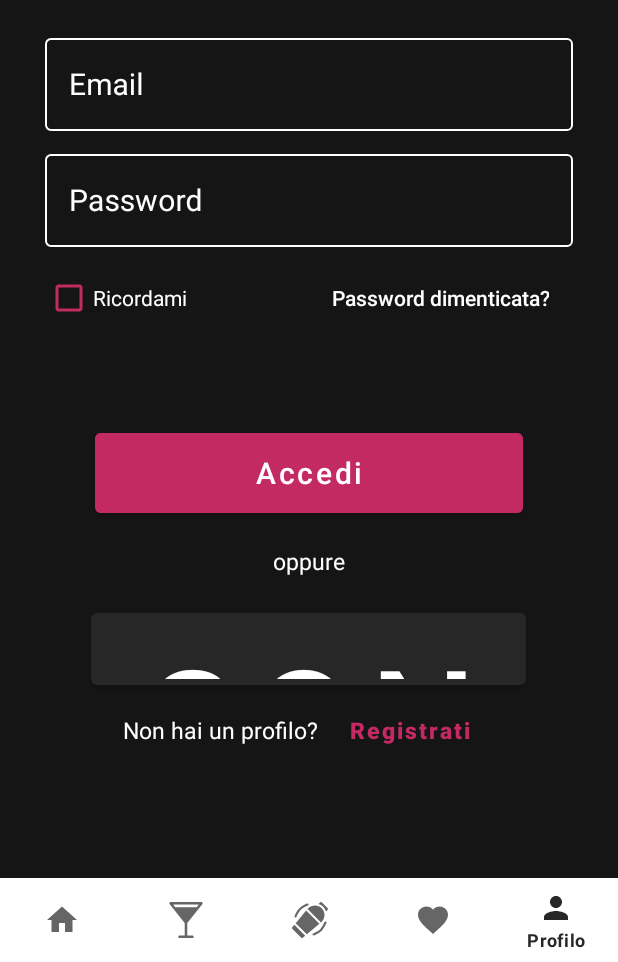
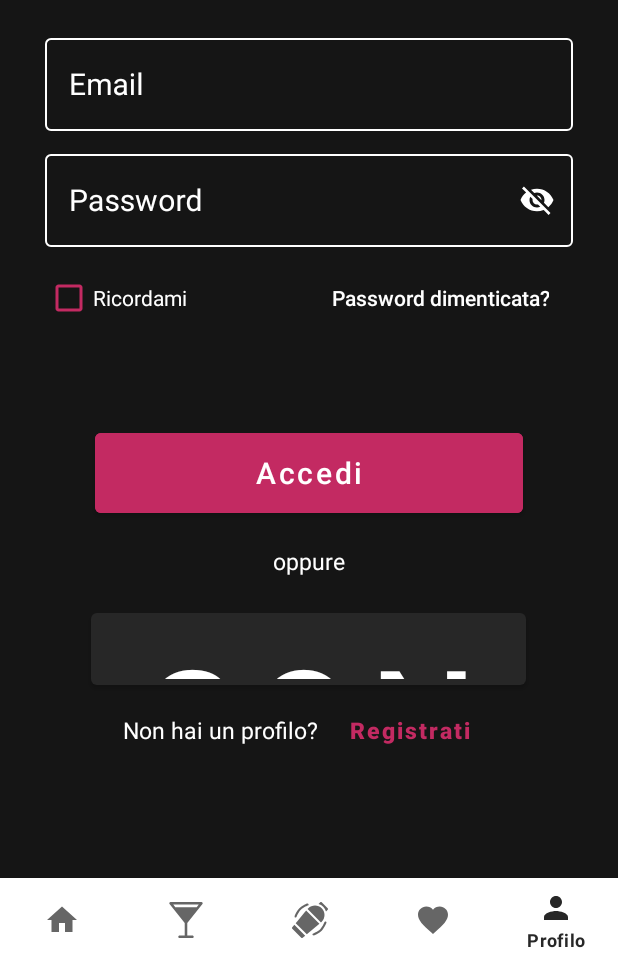
Before and after one commit to NicoloRicciardo/letsdrink, an Android app: the screen it shows after launch (MainActivity), item 5 of the bottom bar chosen, on a phone screen of 412 x 824 dp, the part 274-1236 px from its top. Run offline under Robolectric (Android 15) with nearby library versions, the phone set to English and light mode, and no system bars; our stand-ins replace Firebase (no records; nobody signed in at launch, a user with empty details on screens opened directly), navigation-ui; libraries missing offline, so code that uses them is left out: com.shobhitpuri.custombuttons; plain views replace GoogleSignInButton.

Commit message:
migliorata grafica editText login e registrazione.

```diff
--- a/app/src/main/res/layout/fragment_login.xml
+++ b/app/src/main/res/layout/fragment_login.xml
@@ -70,9 +70,12 @@
                     style="@style/Widget.MaterialComponents.TextInputLayout.OutlinedBox"
                     android:layout_width="match_parent"
                     android:layout_height="wrap_content"
+                    android:hint="@string/data_email"
                     android:textColorHint="@color/white"
                     app:hintTextColor="@color/white"
                     app:boxStrokeColor="@color/lipstick_fuchsia"
+                    app:endIconMode="clear_text"
+                    app:endIconTint="@color/white"
                     app:boxStrokeWidthFocused="3dp"
                     android:layout_marginTop="20dp">
 
@@ -81,7 +84,6 @@
                     android:layout_width="match_parent"
                     android:layout_height="wrap_content"
                     android:textCursorDrawable="@null"
-                    android:hint="@string/data_email"
                     android:inputType="textEmailAddress"
                     android:textColor="@color/white"
                     android:textSize="20sp" />
@@ -92,9 +94,12 @@
                     style="@style/Widget.MaterialComponents.TextInputLayout.OutlinedBox"
                     android:layout_width="match_parent"
                     android:layout_height="wrap_content"
+                    android:hint="@string/data_password"
                     android:textColorHint="@color/white"
                     app:hintTextColor="@color/white"
                     app:boxStrokeColor="@color/lipstick_fuchsia"
+                    app:endIconMode="password_toggle"
+                    app:endIconTint="@color/white"
                     app:boxStrokeWidthFocused="3dp"
                     android:layout_marginTop="10dp">
 
@@ -103,7 +108,6 @@
                     android:layout_width="match_parent"
                     android:layout_height="wrap_content"
                     android:textCursorDrawable="@null"
-                    android:hint="@string/data_password"
                     android:inputType="textEmailAddress"
                     android:textColor="@color/white"
                     android:textSize="20sp" />
```
Also changed, not shown: app/src/main/res/layout/fragment_registration.xml (+18 -6 lines).
